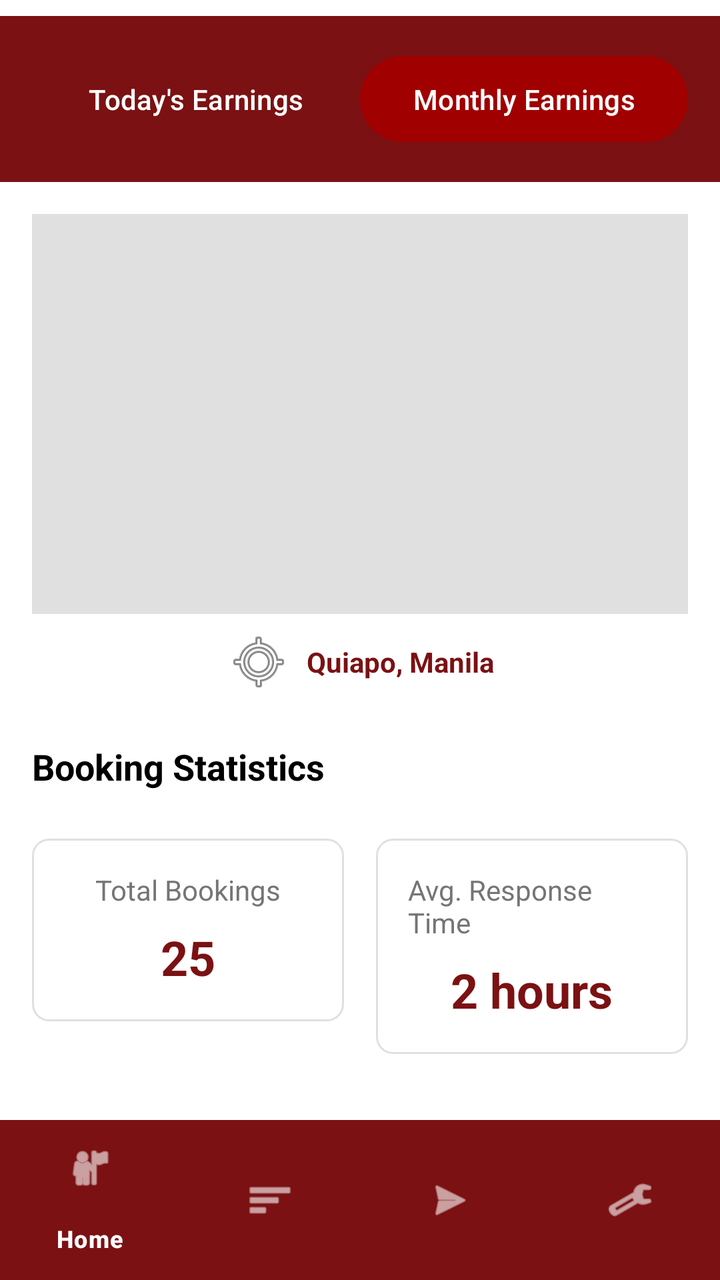
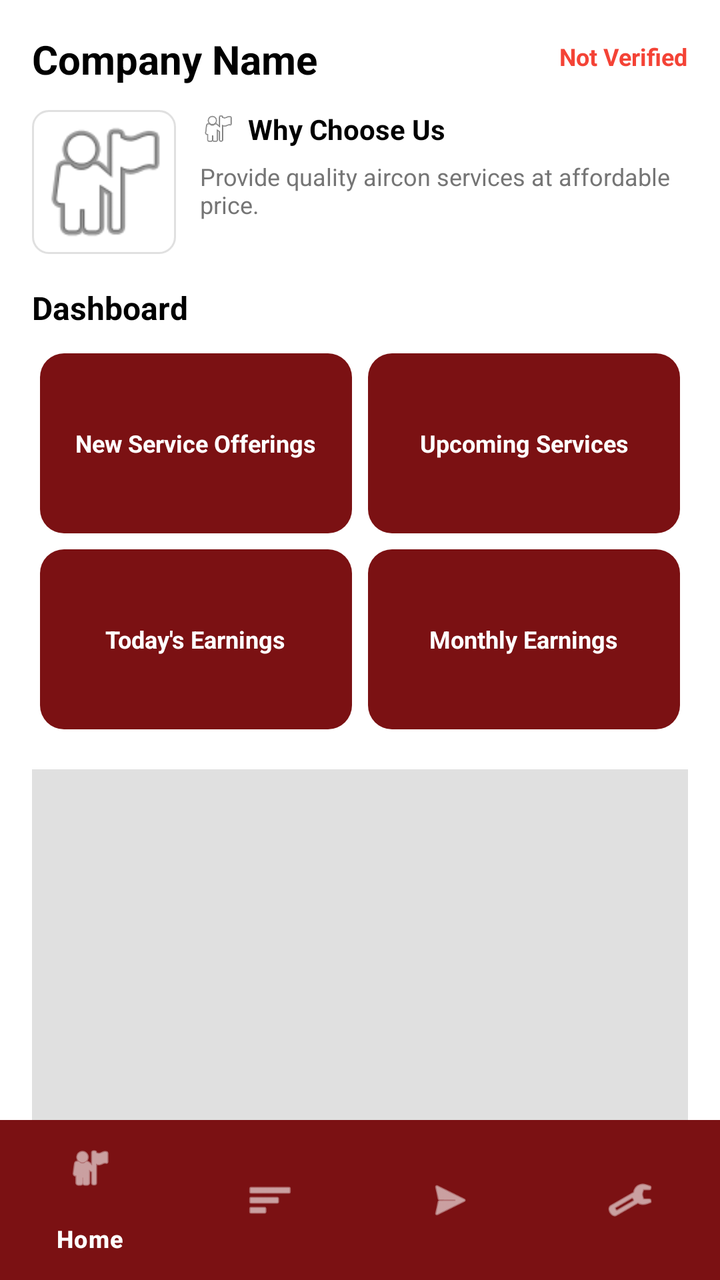

Compare the two renders of this Android layout. The source of the first and the diff that turns it into the second are given below.
<!-- AndroidManifest.xml: application theme Theme.FixItFinderApp -->
<!-- res/layout/activity_provider_homepage.xml -->
<?xml version="1.0" encoding="utf-8"?>
<androidx.coordinatorlayout.widget.CoordinatorLayout
    xmlns:android="http://schemas.android.com/apk/res/android"
    xmlns:app="http://schemas.android.com/apk/res-auto"
    android:layout_width="match_parent"
    android:layout_height="match_parent"
    android:background="@color/white">

    <androidx.core.widget.NestedScrollView
        android:layout_width="match_parent"
        android:layout_height="match_parent"
        android:fillViewport="true">

        <androidx.constraintlayout.widget.ConstraintLayout
            android:layout_width="match_parent"
            android:layout_height="wrap_content">

            
            <LinearLayout
                android:id="@+id/tabLayout"
                android:layout_width="match_parent"
                android:layout_height="wrap_content"
                android:orientation="horizontal"
                android:background="@color/color_primary"
                android:padding="16dp"
                android:layout_marginTop="8dp"
                app:layout_constraintTop_toTopOf="parent"
                app:layout_constraintStart_toStartOf="parent"
                app:layout_constraintEnd_toEndOf="parent">

                <Button
                    android:id="@+id/btnTodayEarnings"
                    android:layout_width="0dp"
                    android:layout_height="wrap_content"
                    android:layout_weight="1"
                    android:text="Today's Earnings"
                    android:textColor="@color/white"
                    android:backgroundTint="@color/color_primary"
                    android:padding="12dp" />

                <Button
                    android:id="@+id/btnMonthlyEarnings"
                    android:layout_width="0dp"
                    android:layout_height="wrap_content"
                    android:layout_weight="1"
                    android:text="Monthly Earnings"
                    android:textColor="@color/white"
                    android:backgroundTint="#A00000"
                    android:padding="12dp" />
            </LinearLayout>

            
            <ImageView
                android:id="@+id/ivMap"
                android:layout_width="match_parent"
                android:layout_height="200dp"
                android:scaleType="centerCrop"
                android:background="#E0E0E0"
                android:contentDescription="Location Map"
                android:layout_marginTop="16dp"
                android:layout_marginStart="16dp"
                android:layout_marginEnd="16dp"
                app:layout_constraintTop_toBottomOf="@+id/tabLayout"
                app:layout_constraintStart_toStartOf="parent"
                app:layout_constraintEnd_toEndOf="parent" />

            <TextView
                android:id="@+id/tvLocation"
                android:layout_width="wrap_content"
                android:layout_height="wrap_content"
                android:text="Quiapo, Manila"
                android:textSize="14sp"
                android:textColor="@color/color_primary"
                android:textStyle="bold"
                android:drawableStart="@android:drawable/ic_menu_mylocation"
                android:drawablePadding="8dp"
                android:gravity="center_vertical"
                android:layout_marginTop="8dp"
                app:layout_constraintTop_toBottomOf="@+id/ivMap"
                app:layout_constraintStart_toStartOf="@+id/ivMap"
                app:layout_constraintEnd_toEndOf="@+id/ivMap" />

            
            <TextView
                android:id="@+id/tvStatsTitle"
                android:layout_width="wrap_content"
                android:layout_height="wrap_content"
                android:text="Booking Statistics"
                android:textSize="18sp"
                android:textStyle="bold"
                android:textColor="@android:color/black"
                android:layout_marginStart="16dp"
                android:layout_marginTop="24dp"
                app:layout_constraintTop_toBottomOf="@+id/tvLocation"
                app:layout_constraintStart_toStartOf="parent" />

            <LinearLayout
                android:id="@+id/layoutStats"
                android:layout_width="match_parent"
                android:layout_height="wrap_content"
                android:orientation="horizontal"
                android:padding="16dp"
                android:layout_marginTop="8dp"
                app:layout_constraintTop_toBottomOf="@+id/tvStatsTitle"
                app:layout_constraintStart_toStartOf="parent"
                app:layout_constraintEnd_toEndOf="parent">

                <LinearLayout
                    android:layout_width="0dp"
                    android:layout_height="wrap_content"
                    android:layout_weight="1"
                    android:orientation="vertical"
                    android:background="@drawable/bg_service_card"
                    android:padding="16dp"
                    android:layout_marginEnd="8dp"
                    android:gravity="center">

                    <TextView
                        android:layout_width="wrap_content"
                        android:layout_height="wrap_content"
                        android:text="Total Bookings"
                        android:textSize="14sp"
                        android:textColor="#757575" />

                    <TextView
                        android:layout_width="wrap_content"
                        android:layout_height="wrap_content"
                        android:text="25"
                        android:textSize="24sp"
                        android:textStyle="bold"
                        android:textColor="@color/color_primary"
                        android:layout_marginTop="8dp" />
                </LinearLayout>

                <LinearLayout
                    android:layout_width="0dp"
                    android:layout_height="wrap_content"
                    android:layout_weight="1"
                    android:orientation="vertical"
                    android:background="@drawable/bg_service_card"
                    android:padding="16dp"
                    android:layout_marginStart="8dp"
                    android:gravity="center">

                    <TextView
                        android:layout_width="wrap_content"
                        android:layout_height="wrap_content"
                        android:text="Avg. Response Time"
                        android:textSize="14sp"
                        android:textColor="#757575" />

                    <TextView
                        android:layout_width="wrap_content"
                        android:layout_height="wrap_content"
                        android:text="2 hours"
                        android:textSize="24sp"
                        android:textStyle="bold"
                        android:textColor="@color/color_primary"
                        android:layout_marginTop="8dp" />
                </LinearLayout>
            </LinearLayout>

            
            <TextView
                android:id="@+id/tvServiceStatusTitle"
                android:layout_width="wrap_content"
                android:layout_height="wrap_content"
                android:text="Service Status"
                android:textSize="18sp"
                android:textStyle="bold"
                android:textColor="@android:color/black"
                android:layout_marginStart="16dp"
                android:layout_marginTop="24dp"
                app:layout_constraintTop_toBottomOf="@+id/layoutStats"
                app:layout_constraintStart_toStartOf="parent" />

            <Button
                android:id="@+id/btnServiceStatus"
                android:layout_width="wrap_content"
                android:layout_height="wrap_content"
                android:text="ACTIVE"
                android:textColor="@color/white"
                android:backgroundTint="@color/color_primary"
                android:padding="12dp"
                android:layout_marginStart="16dp"
                android:layout_marginTop="8dp"
                app:layout_constraintTop_toBottomOf="@+id/tvServiceStatusTitle"
                app:layout_constraintStart_toStartOf="parent" />

            
            <TextView
                android:id="@+id/tvServicesTitle"
                android:layout_width="wrap_content"
                android:layout_height="wrap_content"
                android:text="My Services"
                android:textSize="18sp"
                android:textStyle="bold"
                android:textColor="@android:color/black"
                android:layout_marginStart="16dp"
                android:layout_marginTop="24dp"
                app:layout_constraintTop_toBottomOf="@+id/btnServiceStatus"
                app:layout_constraintStart_toStartOf="parent" />

            <androidx.recyclerview.widget.RecyclerView
                android:id="@+id/recyclerViewServices"
                android:layout_width="match_parent"
                android:layout_height="wrap_content"
                android:orientation="horizontal"
                android:padding="16dp"
                android:clipToPadding="false"
                android:layout_marginTop="8dp"
                android:layout_marginBottom="80dp"
                app:layout_constraintTop_toBottomOf="@+id/tvServicesTitle"
                app:layout_constraintStart_toStartOf="parent"
                app:layout_constraintEnd_toEndOf="parent" />

        </androidx.constraintlayout.widget.ConstraintLayout>
    </androidx.core.widget.NestedScrollView>

    
    <com.google.android.material.bottomnavigation.BottomNavigationView
        android:id="@+id/bottomNavigation"
        android:layout_width="match_parent"
        android:layout_height="wrap_content"
        android:layout_gravity="bottom"
        android:background="@color/color_primary"
        app:itemTextColor="@color/white"
        app:itemIconTint="@color/white"
        app:menu="@menu/bottom_navigation"
        app:itemRippleColor="@color/white" />

</androidx.coordinatorlayout.widget.CoordinatorLayout>
<!-- resources referenced by this layout -->
<resources>
  <color name="color_primary">#7B1113</color>
  <color name="white">#FFFFFFFF</color>
  <!-- drawable bg_service_card (drawable) -->
  <?xml version="1.0" encoding="utf-8"?>
  <shape xmlns:android="http://schemas.android.com/apk/res/android"
      android:shape="rectangle">
      <solid android:color="@android:color/white" />
      <stroke
          android:width="1dp"
          android:color="#E0E0E0" />
      <corners android:radius="8dp" />
  </shape>
  <style name="Theme.FixItFinderApp" parent="Base.Theme.FixItFinderApp" />
  <style name="Base.Theme.FixItFinderApp" parent="Theme.Material3.DayNight.NoActionBar">
          <item name="colorPrimary">@color/color_primary</item>
          <item name="colorSecondary">@color/color_secondary</item>
          <item name="colorSurface">@color/color_background</item>
          <item name="colorOnSurface">@color/color_text_dark</item>
          <item name="colorPrimaryContainer">@color/color_primary</item>
          <item name="colorOnPrimary">@color/color_background</item>
      </style>
  <color name="color_secondary">#825037</color>
  <color name="color_background">#FFFFFF</color>
  <color name="color_text_dark">#2C2C2C</color>
</resources>

<!-- the commit's change to res/layout/activity_provider_homepage.xml (unified diff, before → after) -->
@@ -15,39 +15,212 @@
             android:layout_width="match_parent"
             android:layout_height="wrap_content">
 
-            
+            <TextView
+                android:id="@+id/tvCompanyName"
+                android:layout_width="0dp"
+                android:layout_height="wrap_content"
+                android:text="Company Name"
+                android:textSize="20sp"
+                android:textStyle="bold"
+                android:textColor="@android:color/black"
+                android:layout_marginTop="16dp"
+                android:layout_marginStart="16dp"
+                android:layout_marginEnd="16dp"
+                app:layout_constraintTop_toTopOf="parent"
+                app:layout_constraintStart_toStartOf="parent"
+                app:layout_constraintEnd_toStartOf="@+id/tvVerifiedStatus" />
+
+            <TextView
+                android:id="@+id/tvVerifiedStatus"
+                android:layout_width="wrap_content"
+                android:layout_height="wrap_content"
+                android:text="Not Verified"
+                android:textSize="12sp"
+                android:textStyle="bold"
+                android:textColor="#F44336"
+                android:layout_marginTop="20dp"
+                android:layout_marginEnd="16dp"
+                app:layout_constraintTop_toTopOf="parent"
+                app:layout_constraintEnd_toEndOf="parent" />
+
             <LinearLayout
-                android:id="@+id/tabLayout"
-                android:layout_width="match_parent"
+                android:id="@+id/layoutProfileRow"
+                android:layout_width="0dp"
                 android:layout_height="wrap_content"
                 android:orientation="horizontal"
-                android:background="@color/color_primary"
-                android:padding="16dp"
-                android:layout_marginTop="8dp"
-                app:layout_constraintTop_toTopOf="parent"
+                android:layout_marginTop="12dp"
+                android:layout_marginStart="16dp"
+                android:layout_marginEnd="16dp"
+                app:layout_constraintTop_toBottomOf="@+id/tvCompanyName"
                 app:layout_constraintStart_toStartOf="parent"
                 app:layout_constraintEnd_toEndOf="parent">
 
-                <Button
-                    android:id="@+id/btnTodayEarnings"
+                <ImageView
+                    android:id="@+id/ivCompanyLogo"
+                    android:layout_width="72dp"
+                    android:layout_height="72dp"
+                    android:src="@android:drawable/ic_menu_myplaces"
+                    android:scaleType="centerCrop"
+                    android:background="@drawable/bg_service_card"
+                    android:contentDescription="Company Logo"
+                    android:layout_marginEnd="12dp" />
+
+                <LinearLayout
                     android:layout_width="0dp"
                     android:layout_height="wrap_content"
                     android:layout_weight="1"
-                    android:text="Today's Earnings"
-                    android:textColor="@color/white"
-                    android:backgroundTint="@color/color_primary"
-                    android:padding="12dp" />
-
-                <Button
-                    android:id="@+id/btnMonthlyEarnings"
-                    android:layout_width="0dp"
-                    android:layout_height="wrap_content"
-                    android:layout_weight="1"
-                    android:text="Monthly Earnings"
-                    android:textColor="@color/white"
-                    android:backgroundTint="#A00000"
-                    android:padding="12dp" />
+                    android:orientation="vertical">
+
+                    <LinearLayout
+                        android:layout_width="wrap_content"
+                        android:layout_height="wrap_content"
+                        android:orientation="horizontal"
+                        android:gravity="center_vertical">
+
+                        <ImageView
+                            android:id="@+id/ivWhyLogo"
+                            android:layout_width="18dp"
+                            android:layout_height="18dp"
+                            android:src="@android:drawable/ic_menu_myplaces"
+                            android:contentDescription="Why Choose Us Logo"
+                            android:layout_marginEnd="6dp" />
+
+                        <TextView
+                            android:id="@+id/tvWhyChooseUs"
+                            android:layout_width="wrap_content"
+                            android:layout_height="wrap_content"
+                            android:text="Why Choose Us"
+                            android:textStyle="bold"
+                            android:textSize="14sp"
+                            android:textColor="@android:color/black" />
+                    </LinearLayout>
+
+                    <TextView
+                        android:id="@+id/tvWhyReason"
+                        android:layout_width="match_parent"
+                        android:layout_height="wrap_content"
+                        android:text="Provide quality aircon services at affordable price."
+                        android:textSize="12sp"
+                        android:textColor="#757575"
+                        android:layout_marginTop="6dp" />
+                </LinearLayout>
             </LinearLayout>
+
+            <TextView
+                android:id="@+id/tvDashboardTitle"
+                android:layout_width="wrap_content"
+                android:layout_height="wrap_content"
+                android:text="Dashboard"
+                android:textSize="16sp"
+                android:textStyle="bold"
+                android:textColor="@android:color/black"
+                android:layout_marginTop="16dp"
+                android:layout_marginStart="16dp"
+                app:layout_constraintTop_toBottomOf="@+id/layoutProfileRow"
+                app:layout_constraintStart_toStartOf="parent" />
+
+            <GridLayout
+                android:id="@+id/gridDashboard"
+                android:layout_width="0dp"
+                android:layout_height="wrap_content"
+                android:layout_marginTop="8dp"
+                android:layout_marginStart="16dp"
+                android:layout_marginEnd="16dp"
+                android:columnCount="2"
+                android:alignmentMode="alignMargins"
+                android:useDefaultMargins="true"
+                app:layout_constraintTop_toBottomOf="@+id/tvDashboardTitle"
+                app:layout_constraintStart_toStartOf="parent"
+                app:layout_constraintEnd_toEndOf="parent">
+
+                <LinearLayout
+                    android:id="@+id/cardNewServices"
+                    android:layout_width="0dp"
+                    android:layout_height="90dp"
+                    android:layout_columnWeight="1"
+                    android:orientation="vertical"
+                    android:gravity="center"
+                    android:background="@drawable/bg_dashboard_box_red"
+                    android:clickable="true"
+                    android:focusable="true"
+                    android:padding="12dp">
+
+                    <TextView
+                        android:layout_width="wrap_content"
+                        android:layout_height="wrap_content"
+                        android:text="New Service Offerings"
+                        android:textSize="12sp"
+                        android:textColor="@color/white"
+                        android:textStyle="bold"
+                        android:gravity="center" />
+                </LinearLayout>
+
+                <LinearLayout
+                    android:id="@+id/cardUpcomingServices"
+                    android:layout_width="0dp"
+                    android:layout_height="90dp"
+                    android:layout_columnWeight="1"
+                    android:orientation="vertical"
+                    android:gravity="center"
+                    android:background="@drawable/bg_dashboard_box_red"
+                    android:clickable="true"
+                    android:focusable="true"
+                    android:padding="12dp">
+
+                    <TextView
+                        android:layout_width="wrap_content"
+                        android:layout_height="wrap_content"
+                        android:text="Upcoming Services"
+                        android:textSize="12sp"
+                        android:textColor="@color/white"
+                        android:textStyle="bold"
+                        android:gravity="center" />
+                </LinearLayout>
+
+                <LinearLayout
+                    android:id="@+id/cardTodayEarnings"
+                    android:layout_width="0dp"
+                    android:layout_height="90dp"
+                    android:layout_columnWeight="1"
+                    android:orientation="vertical"
+                    android:gravity="center"
+                    android:background="@drawable/bg_dashboard_box_red"
+                    android:clickable="true"
+                    android:focusable="true"
+                    android:padding="12dp">
+
+                    <TextView
+                        android:layout_width="wrap_content"
+                        android:layout_height="wrap_content"
+                        android:text="Today's Earnings"
+                        android:textSize="12sp"
+                        android:textColor="@color/white"
+                        android:textStyle="bold"
+                        android:gravity="center" />
+                </LinearLayout>
+
+                <LinearLayout
+                    android:id="@+id/cardMonthlyEarnings"
+                    android:layout_width="0dp"
+                    android:layout_height="90dp"
+                    android:layout_columnWeight="1"
+                    android:orientation="vertical"
+                    android:gravity="center"
+                    android:background="@drawable/bg_dashboard_box_red"
+                    android:clickable="true"
+                    android:focusable="true"
+                    android:padding="12dp">
+
+                    <TextView
+                        android:layout_width="wrap_content"
+                        android:layout_height="wrap_content"
+                        android:text="Monthly Earnings"
+                        android:textSize="12sp"
+                        android:textColor="@color/white"
+                        android:textStyle="bold"
+                        android:gravity="center" />
+                </LinearLayout>
+            </GridLayout>
 
             
             <ImageView
@@ -60,7 +233,7 @@
                 android:layout_marginTop="16dp"
                 android:layout_marginStart="16dp"
                 android:layout_marginEnd="16dp"
-                app:layout_constraintTop_toBottomOf="@+id/tabLayout"
+                app:layout_constraintTop_toBottomOf="@+id/gridDashboard"
                 app:layout_constraintStart_toStartOf="parent"
                 app:layout_constraintEnd_toEndOf="parent" />
 
@@ -106,11 +279,12 @@
                 app:layout_constraintEnd_toEndOf="parent">
 
                 <LinearLayout
+                    android:id="@+id/boxTotalBookings"
                     android:layout_width="0dp"
                     android:layout_height="wrap_content"
                     android:layout_weight="1"
                     android:orientation="vertical"
-                    android:background="@drawable/bg_service_card"
+                    android:background="@drawable/bg_box_outline_black"
                     android:padding="16dp"
                     android:layout_marginEnd="8dp"
                     android:gravity="center">
@@ -123,21 +297,23 @@
                         android:textColor="#757575" />
 
                     <TextView
-                        android:layout_width="wrap_content"
-                        android:layout_height="wrap_content"
-                        android:text="25"
+                        android:id="@+id/tvTotalBookings"
+                        android:layout_width="wrap_content"
+                        android:layout_height="wrap_content"
+                        android:text="0"
                         android:textSize="24sp"
                         android:textStyle="bold"
-                        android:textColor="@color/color_primary"
+                        android:textColor="@android:color/black"
                         android:layout_marginTop="8dp" />
                 </LinearLayout>
 
                 <LinearLayout
+                    android:id="@+id/boxAvgResponse"
                     android:layout_width="0dp"
                     android:layout_height="wrap_content"
                     android:layout_weight="1"
                     android:orientation="vertical"
-                    android:background="@drawable/bg_service_card"
+                    android:background="@drawable/bg_box_outline_black"
                     android:padding="16dp"
                     android:layout_marginStart="8dp"
                     android:gravity="center">
@@ -150,12 +326,13 @@
                         android:textColor="#757575" />
 
                     <TextView
-                        android:layout_width="wrap_content"
-                        android:layout_height="wrap_content"
-                        android:text="2 hours"
+                        android:id="@+id/tvAvgResponseTime"
+                        android:layout_width="wrap_content"
+                        android:layout_height="wrap_content"
+                        android:text="N/A"
                         android:textSize="24sp"
                         android:textStyle="bold"
-                        android:textColor="@color/color_primary"
+                        android:textColor="@android:color/black"
                         android:layout_marginTop="8dp" />
                 </LinearLayout>
             </LinearLayout>
@@ -200,6 +377,19 @@
                 android:layout_marginTop="24dp"
                 app:layout_constraintTop_toBottomOf="@+id/btnServiceStatus"
                 app:layout_constraintStart_toStartOf="parent" />
+
+            <Button
+                android:id="@+id/btnEditServices"
+                android:layout_width="wrap_content"
+                android:layout_height="wrap_content"
+                android:text="Add/Edit Services"
+                android:textColor="@color/color_primary"
+                android:background="@drawable/button_outline_red"
+                android:padding="8dp"
+                android:layout_marginEnd="16dp"
+                android:layout_marginTop="20dp"
+                app:layout_constraintTop_toBottomOf="@+id/btnServiceStatus"
+                app:layout_constraintEnd_toEndOf="parent" />
 
             <androidx.recyclerview.widget.RecyclerView
                 android:id="@+id/recyclerViewServices"
<!-- resource entries referenced after the edit -->
@@ -2,6 +2,23 @@
 <resources>
   <color name="color_primary">#7B1113</color>
   <color name="white">#FFFFFFFF</color>
+  <!-- drawable bg_box_outline_black (drawable) -->
+  <?xml version="1.0" encoding="utf-8"?>
+  <shape xmlns:android="http://schemas.android.com/apk/res/android"
+      android:shape="rectangle">
+      <solid android:color="@android:color/transparent" />
+      <stroke
+          android:width="1dp"
+          android:color="#000000" />
+      <corners android:radius="12dp" />
+  </shape>
+  <!-- drawable bg_dashboard_box_red (drawable) -->
+  <?xml version="1.0" encoding="utf-8"?>
+  <shape xmlns:android="http://schemas.android.com/apk/res/android"
+      android:shape="rectangle">
+      <solid android:color="@color/color_primary" />
+      <corners android:radius="12dp" />
+  </shape>
   <!-- drawable bg_service_card (drawable) -->
   <?xml version="1.0" encoding="utf-8"?>
   <shape xmlns:android="http://schemas.android.com/apk/res/android"
@@ -11,6 +28,21 @@
           android:width="1dp"
           android:color="#E0E0E0" />
       <corners android:radius="8dp" />
+  </shape>
+  <!-- drawable button_outline_red (drawable) -->
+  <?xml version="1.0" encoding="utf-8"?>
+  <shape xmlns:android="http://schemas.android.com/apk/res/android"
+      android:shape="rectangle">
+      <solid android:color="@android:color/transparent" />
+      <stroke
+          android:width="1dp"
+          android:color="@color/color_primary" />
+      <corners android:radius="8dp" />
+      <padding
+          android:left="16dp"
+          android:top="8dp"
+          android:right="16dp"
+          android:bottom="8dp" />
   </shape>
   <style name="Theme.FixItFinderApp" parent="Base.Theme.FixItFinderApp" />
   <style name="Base.Theme.FixItFinderApp" parent="Theme.Material3.DayNight.NoActionBar">
